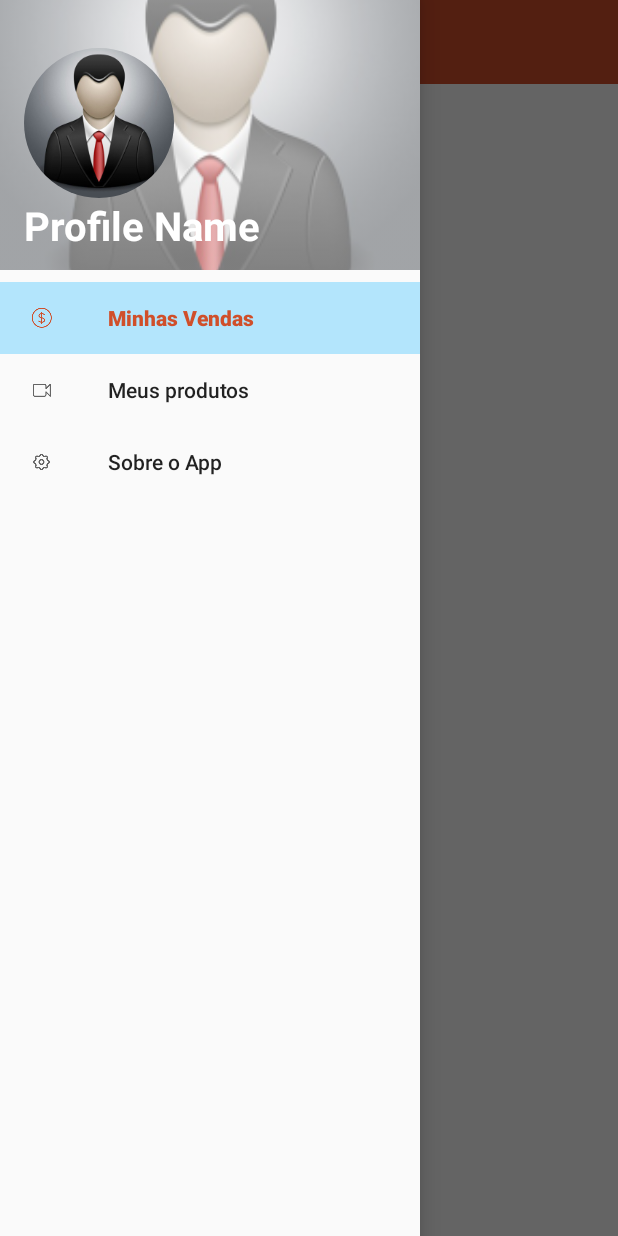
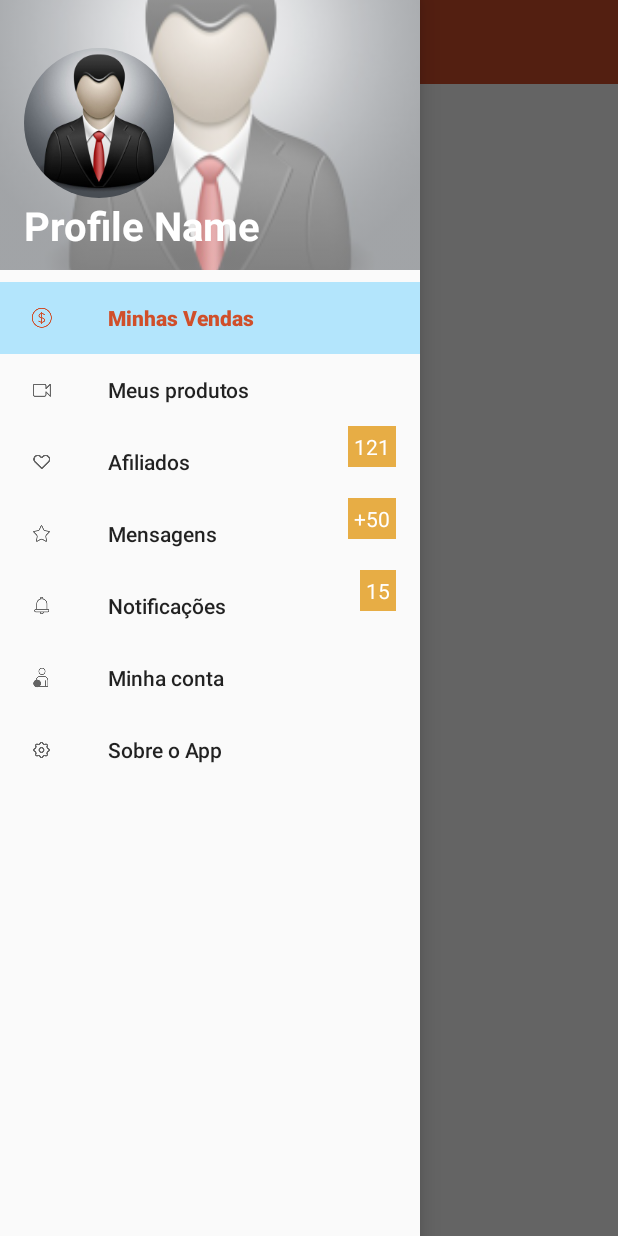
Before and after one commit to rabsouza/app-test, an Android app: the screen it shows after launch (MainActivity), with the side drawer open, on a phone screen of 412 x 824 dp. Run offline under Robolectric (Android 15) with nearby library versions, the phone set to English and light mode, and no system bars; our stand-ins replace CircleImageView.

Commit message:
[rabsouza] Add todos os menus e mock para simular contador do menu!

```diff
--- a/app/src/main/java/br/com/teste/appteste/activities/BaseActivity.java
+++ b/app/src/main/java/br/com/teste/appteste/activities/BaseActivity.java
@@ -9,6 +9,7 @@ import android.support.v4.widget.DrawerLayout;
 import android.support.v7.app.ActionBar;
 import android.support.v7.app.AppCompatActivity;
 import android.support.v7.widget.Toolbar;
+import android.util.Log;
 import android.view.MenuItem;
 import android.view.View;
 import android.widget.TextView;
@@ -23,12 +24,15 @@ import br.com.teste.appteste.R;
  */
 
 public class BaseActivity extends AppCompatActivity {
+    private static final String TAG = BaseActivity.class.getSimpleName();
 
     protected DrawerLayout drawerLayout;
+    private NavigationView navigationView;
 
     protected void setUpToolbar() {
         Toolbar toolbar = (Toolbar) findViewById(R.id.toolbar);
         if (toolbar != null) {
+            Log.d(TAG, "setUpToolbar: Active support toolbar!");
             setSupportActionBar(toolbar);
         }
     }
@@ -40,8 +44,9 @@ public class BaseActivity extends AppCompatActivity {
         actionBar.setDisplayHomeAsUpEnabled(true);
 
         drawerLayout = (DrawerLayout) findViewById(R.id.drawer_layout);
-        NavigationView navigationView = (NavigationView) findViewById(R.id.nav_view);
+        navigationView = (NavigationView) findViewById(R.id.nav_view);
         if (navigationView != null && drawerLayout != null) {
+            Log.d(TAG, "setUpNavDrawer: Active Navigation Drawer!");
             navigationView.setNavigationItemSelectedListener(
                     new NavigationView.OnNavigationItemSelectedListener() {
                         @Override
@@ -54,11 +59,13 @@ public class BaseActivity extends AppCompatActivity {
         }
     }
 
-    private void setMenuCounter(@IdRes int itemId, String count) {
-        NavigationView navigationView = (NavigationView) findViewById(R.id.nav_view);
+    protected void setMenuCounter(@IdRes int itemId, String count) {
         if (navigationView != null) {
-            TextView view = (TextView) navigationView.getMenu().findItem(itemId).getActionView();
+            MenuItem item = navigationView.getMenu().findItem(itemId);
+            TextView view = (TextView) item.getActionView();
             if (view != null) {
+                Log.d(TAG, String.format(
+                        "setMenuCounter: Load counter to menu item: %s!", item.getTitle()));
                 if (!Strings.isNullOrEmpty(count)) {
                     view.setText(count);
                     view.setVisibility(View.VISIBLE);
--- a/app/src/main/java/br/com/teste/appteste/activities/MainActivity.java
+++ b/app/src/main/java/br/com/teste/appteste/activities/MainActivity.java
@@ -1,17 +1,36 @@
 package br.com.teste.appteste.activities;
 
 import android.os.Bundle;
+import android.util.Log;
+
+import java.util.Set;
 
 import br.com.teste.appteste.R;
+import br.com.teste.appteste.domains.MenuItem;
+import br.com.teste.appteste.mocks.MockMenuItem;
 
 public class MainActivity extends BaseActivity {
+
+    private static final String TAG = MainActivity.class.getSimpleName();
 
     @Override
     protected void onCreate(Bundle savedInstanceState) {
         super.onCreate(savedInstanceState);
         setContentView(R.layout.activity_main);
 
+        Log.d(TAG, "onCreate: MainActivity!");
+
         setUpToolbar();
         setUpNavDrawer();
+        loadCountersMenuItems();
+    }
+
+    private void loadCountersMenuItems() {
+        Set<MenuItem> items = MockMenuItem.createDataMock();
+        Log.i(TAG, String.format(
+                "loadCountersMenuItems: Loads counters %s for menu items!", items.size()));
+        for (MenuItem menuItem : items) {
+            setMenuCounter(menuItem.getIdRes(), menuItem.getCounter());
+        }
     }
 }
--- /dev/null
+++ b/app/src/main/java/br/com/teste/appteste/domains/MenuItem.java
@@ -0,0 +1,96 @@
+package br.com.teste.appteste.domains;
+
+import com.google.common.base.Objects;
+
+import java.io.Serializable;
+
+/**
+ * Created by rabsouza on 18/06/16.
+ */
+public class MenuItem implements Serializable {
+
+    private static final long serialVersionUID = 1L;
+
+    private int idRes;
+
+    private int textIdRes;
+
+    private int imgIdRes;
+
+    private String counter;
+
+    public int getIdRes() {
+        return idRes;
+    }
+
+    public void setIdRes(int idRes) {
+        this.idRes = idRes;
+    }
+
+    public int getTextIdRes() {
+        return textIdRes;
+    }
+
+    public void setTextIdRes(int textIdRes) {
+        this.textIdRes = textIdRes;
+    }
+
+    public int getImgIdRes() {
+        return imgIdRes;
+    }
+
+    public void setImgIdRes(int imgIdRes) {
+        this.imgIdRes = imgIdRes;
+    }
+
+    public String getCounter() {
+        return counter;
+    }
+
+    public void setCounter(String counter) {
+        this.counter = counter;
+    }
+
+    public MenuItem idRes(int idRes) {
+        this.idRes = idRes;
+        return this;
+    }
+
+    public MenuItem textIdRes(int textIdRes) {
+        this.textIdRes = textIdRes;
+        return this;
+    }
+
+    public MenuItem imgIdRes(int imgIdRes) {
+        this.imgIdRes = imgIdRes;
+        return this;
+    }
+
+    public MenuItem counter(String counter) {
+        this.counter = counter;
+        return this;
+    }
+
+    @Override
+    public boolean equals(Object o) {
+        if (this == o) return true;
+        if (!(o instanceof MenuItem)) return false;
+        MenuItem menuItem = (MenuItem) o;
+        return getIdRes() == menuItem.getIdRes();
+    }
+
+    @Override
+    public int hashCode() {
+        return Objects.hashCode(getIdRes());
+    }
+
+    @Override
+    public String toString() {
+        return "MenuItem{" +
+                "idRes=" + idRes +
+                ", textIdRes=" + textIdRes +
+                ", imgIdRes=" + imgIdRes +
+                ", counter='" + counter + '\'' +
+                '}';
+    }
+}
--- /dev/null
+++ b/app/src/main/java/br/com/teste/appteste/mocks/MockMenuItem.java
@@ -0,0 +1,28 @@
+package br.com.teste.appteste.mocks;
+
+import java.util.HashSet;
+import java.util.Set;
+
+import br.com.teste.appteste.R;
+import br.com.teste.appteste.domains.MenuItem;
+
+/**
+ * Created by rabsouza on 18/06/16.
+ */
+
+public class MockMenuItem {
+
+    private MockMenuItem() {
+    }
+
+    public static Set<MenuItem> createDataMock() {
+        Set<MenuItem> items = new HashSet<MenuItem>();
+
+        items.add(new MenuItem().idRes(R.id.nav_item_affiliates).counter("121"));
+        items.add(new MenuItem().idRes(R.id.nav_item_msgs).counter("+50"));
+        items.add(new MenuItem().idRes(R.id.nav_item_notifications).counter("15"));
+
+        return items;
+    }
+
+}
--- a/app/src/main/res/layout/menu_counter.xml
+++ b/app/src/main/res/layout/menu_counter.xml
@@ -2,5 +2,7 @@
 <TextView xmlns:android="http://schemas.android.com/apk/res/android"
     android:layout_width="wrap_content"
     android:layout_height="wrap_content"
-    style="TextItemMenuCounter"
+    android:gravity="center_vertical"
+    android:layout_marginTop="8dp"
+    style="@style/TextItemMenuCounter"
     android:visibility="invisible"/>
--- a/app/src/main/res/menu/nav_drawer_menu.xml
+++ b/app/src/main/res/menu/nav_drawer_menu.xml
@@ -7,12 +7,37 @@
             android:checked="true"
             android:icon="@drawable/ico_minhas_vendas"
             android:title="@string/my_sales"
+            app:showAsAction="ifRoom|collapseActionView"
             app:actionLayout="@layout/menu_counter" />
 
         <item
             android:id="@+id/nav_item_my_products"
             android:icon="@drawable/ico_meus_produtos"
             android:title="@string/my_products"
+            app:actionLayout="@layout/menu_counter" />
+
+        <item
+            android:id="@+id/nav_item_affiliates"
+            android:icon="@drawable/ico_afiliados"
+            android:title="@string/affiliates"
+            app:actionLayout="@layout/menu_counter" />
+
+        <item
+            android:id="@+id/nav_item_msgs"
+            android:icon="@drawable/ico_mensagens"
+            android:title="@string/msgs"
+            app:actionLayout="@layout/menu_counter" />
+
+        <item
+            android:id="@+id/nav_item_notifications"
+            android:icon="@drawable/ico_notificacoes"
+            android:title="@string/notifications"
+            app:actionLayout="@layout/menu_counter" />
+
+        <item
+            android:id="@+id/nav_item_my_profile"
+            android:icon="@drawable/ico_minha_conta"
+            android:title="@string/my_profile"
             app:actionLayout="@layout/menu_counter" />
 
         <item
--- a/app/src/main/res/values/strings.xml
+++ b/app/src/main/res/values/strings.xml
@@ -1,8 +1,12 @@
 <resources>
     <string name="app_name">Vendas Digitais</string>
+    <string name="affiliates">Afiliados</string>
+    <string name="notifications">Notificações</string>
+    <string name="msgs">Mensagens</string>
+    <string name="my_about_app">Sobre o App</string>
+    <string name="my_products">Meus produtos</string>
+    <string name="my_profile">Minha conta</string>
     <string name="my_sales">Minhas Vendas</string>
-    <string name="my_products">Meus produtos</string>
-    <string name="my_about_app">Sobre o App</string>
     <string name="profile_name">Profile Name</string>
     <string name="profile_mail">profile@xxxx.com</string>
 </resources>
```
